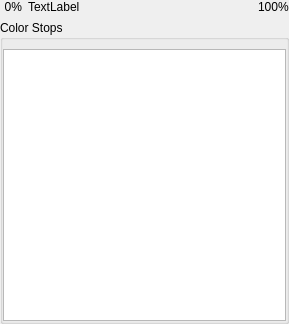
Qt form SDK/simQt/ColorGradientWidget2.ui (USNavalResearchLaboratory/simdissdk) before a commit.
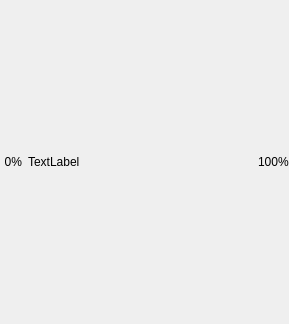
The same form after that commit.

Commit message:
SDK NEW RELEASE: simQt::ColorWidgetDelegate is a QStyledItemDelegate that displays a QColor value as an editable simQt::ColorWidget.
Dev: Next to last pass on simQt::ColorGradientWidget2. Adds simQt::ColorWidgetDelegate for use in Qt models/views with QColor values. SIM-11566, Review #21843.

```diff
--- a/SDK/simQt/ColorGradientWidget2.ui
+++ b/SDK/simQt/ColorGradientWidget2.ui
@@ -72,40 +72,6 @@
      </item>
     </layout>
    </item>
-   <item>
-    <widget class="QGroupBox" name="stopsTableGroup">
-     <property name="title">
-      <string>Color Stops</string>
-     </property>
-     <property name="flat">
-      <bool>true</bool>
-     </property>
-     <layout class="QVBoxLayout" name="verticalLayout_6">
-      <property name="leftMargin">
-       <number>0</number>
-      </property>
-      <property name="topMargin">
-       <number>9</number>
-      </property>
-      <property name="rightMargin">
-       <number>0</number>
-      </property>
-      <property name="bottomMargin">
-       <number>0</number>
-      </property>
-      <item>
-       <widget class="QTreeView" name="treeView">
-        <property name="rootIsDecorated">
-         <bool>false</bool>
-        </property>
-        <property name="itemsExpandable">
-         <bool>false</bool>
-        </property>
-       </widget>
-      </item>
-     </layout>
-    </widget>
-   </item>
   </layout>
  </widget>
  <resources/>
```
The commit also changes 6 other files.
